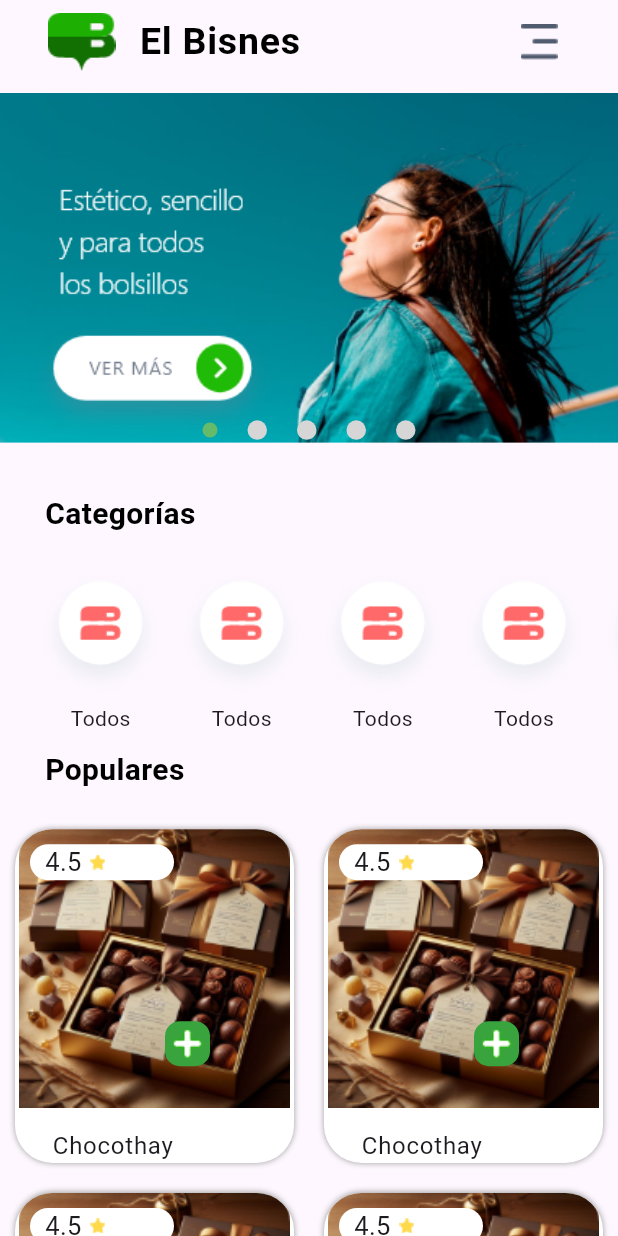
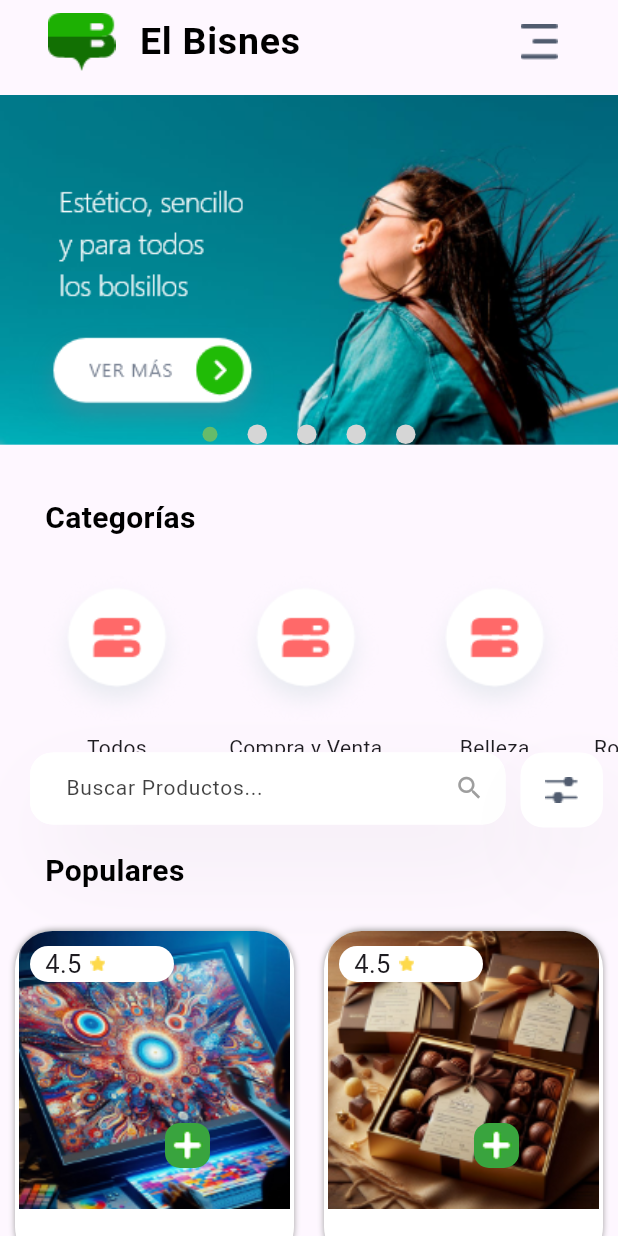
Before and after one commit to Aimas-Studio/Bisne-Flutter-app, a Flutter app: the screen it shows after launch, on a phone screen of 412 x 824 dp. Run offline on Flutter 3.47's test engine with Material 3 defaults, Android fonts, the phone set to English and light mode, and no system bars; our stand-ins replace flutter_swiper_null_safety.

Commit message:
terminando home_page

```diff
--- a/bisnes/lib/src/HomePage.dart
+++ b/bisnes/lib/src/HomePage.dart
@@ -1,24 +1,26 @@
 // ignore_for_file: prefer_const_literals_to_create_immutables, prefer_const_constructors, unnecessary_new, sort_child_properties_last
 
-import 'package:bisnes/src/widgets/ShopCard.dart';
+import 'package:bisnes/src/providers/CategoryProvider.dart';
+import 'package:bisnes/src/providers/ShopsProvider.dart';
+import 'package:bisnes/src/widgets/BannerPromocionalWidget.dart';
+import 'package:bisnes/src/widgets/SearchImputWidget.dart';
+import 'package:bisnes/src/widgets/BisnesCardWidget.dart';
+import 'package:bisnes/src/widgets/TableShopWidget.dart';
 import 'package:flutter/material.dart';
-import 'package:flutter_swiper_null_safety/flutter_swiper_null_safety.dart';
 
-class HomePage extends StatelessWidget {
-  late List<Map<String, String>> categories;
-  late List<String> images;
-  HomePage({super.key}) {
-    images = [
-      'assets/fotos/hero.png',
-      'assets/fotos/hero.png',
-      'assets/fotos/hero.png',
-      'assets/fotos/hero.png',
-      'assets/fotos/hero.png'
-    ];
+class HomePage extends StatefulWidget {
+  const HomePage({super.key});
+
+  @override
+  State<HomePage> createState() => _HomePageState();
 }
+
+class _HomePageState extends State<HomePage> {
+  String section = 'Populares';
 
   @override
   Widget build(BuildContext context) {
+    // print(ShopsProvider.shops.length);
     return Scaffold(
       appBar: AppBar(
         title: const ListTile(
@@ -36,35 +38,14 @@ class HomePage extends StatelessWidget {
       ),
       body: ListView(
         children: [
-          Container(
-            height: MediaQuery.of(context).size.height * 0.3,
-            child: Swiper(
-              itemBuilder: (BuildContext context, int index) {
-                return new Image.asset(
-                  images[index],
-                  fit: BoxFit.fitWidth,
-                );
-              },
-              indicatorLayout: PageIndicatorLayout.SCALE,
-              autoplay: true,
-              autoplayDelay: 5000,
-              itemCount: images.length,
-              pagination: new SwiperPagination(
-                margin: EdgeInsetsGeometry.lerp(
-                    EdgeInsets.all(0.0), EdgeInsets.all(0.0), 0.0)!,
-                builder: new DotSwiperPaginationBuilder(
-                    color: Colors.grey[350],
-                    activeColor: Colors.green[400],
-                    size: 13.0,
-                    space: 10.0),
-              ),
-              fade: 1.0,
-            ),
-          ),
+          BannerPromotionalWidget(),
           SizedBox(
             height: 25.0,
           ),
+          Column(
+            children: [
               Container(
+                alignment: Alignment.topLeft,
                 child: Text('Categorías',
                     style: TextStyle(
                         fontSize: 20.0,
@@ -75,18 +56,32 @@ class HomePage extends StatelessWidget {
               SizedBox(
                 height: 18.0,
               ),
-          Container(
+              FutureBuilder(
+                  future: CategoryProvider.cargarData(),
+                  builder: (context, AsyncSnapshot<List<dynamic>> snapshot) {
+                    return Container(
                       height: MediaQuery.of(context).size.height * 0.15,
-            padding: EdgeInsets.only(left: 20.0),
+                      padding: EdgeInsets.only(left: 15.0),
                       child: PageView(
                         padEnds: false,
-              controller: PageController(viewportFraction: 0.24),
+                        controller: PageController(
+                            viewportFraction:
+                                MediaQuery.of(context).size.width * 0.00077),
                         scrollDirection: Axis.horizontal,
-              children: _setCategoriesOffline(),
+                        children: _setCategories(
+                            snapshot.hasData ? snapshot.data! : []),
                       ),
+                    );
+                  })
+            ],
           ),
+          SearchInputFb1(
+            hintText: 'Buscar Productos...',
+            searchController: SearchController(),
+          ),
+          SizedBox(height: 15.0),
           Container(
-            child: Text('Populares',
+            child: Text(section,
                 style: TextStyle(
                     fontSize: 20.0,
                     color: Colors.black,
@@ -96,91 +91,33 @@ class HomePage extends StatelessWidget {
           SizedBox(
             height: 15.0,
           ),
-          Table(
-            children: [_card(context), _card(context), _card(context)],
+          TableShopWidget(maxColumns: 2),
+          SizedBox(
+            height: 20.0,
           )
         ],
       ),
     );
   }
 
-  TableRow _card(BuildContext context) {
-    return TableRow(children: [BisnesCard(), BisnesCard()]);
-  }
-
-  List<Widget> _setCategories(List<Map<String, String>> categories) {
-    List<Widget> categories_finished = [];
-    for (Map<String, String> category in categories) {
-      categories_finished.add(Column(
+  List<Widget> _setCategories(List<dynamic> categories) {
+    return categories.map((category) {
+      return InkWell(
+        onTap: () {
+          section = category["name"];
+          setState(() {});
+        },
+        child: Column(
           children: [
-          Image.asset('assets/icon/${category['icon']!}'),
-          SizedBox(),
-          Text(category['name']!)
-        ],
-      ));
-    }
-    return categories_finished;
-  }
-
-  List<Widget> _setCategoriesOffline() {
-    List<Widget> categories_finished = [
-      Column(
-        children: [
-          Image.asset('assets/icon/all_icon.png'),
-          SizedBox(),
-          Text('Todos')
+            Image(image: AssetImage(category["icon"])),
+            Center(
+                child: Text(
+              category["name"],
+              textAlign: TextAlign.center,
+            ))
           ],
         ),
-      Column(
-        children: [
-          Image.asset('assets/icon/all_icon.png'),
-          SizedBox(),
-          Text('Todos')
-        ],
-      ),
-      Column(
-        children: [
-          Image.asset('assets/icon/all_icon.png'),
-          SizedBox(),
-          Text('Todos')
-        ],
-      ),
-      Column(
-        children: [
-          Image.asset('assets/icon/all_icon.png'),
-          SizedBox(),
-          Text('Todos')
-        ],
-      ),
-      Column(
-        children: [
-          Image.asset('assets/icon/all_icon.png'),
-          SizedBox(),
-          Text('Todos')
-        ],
-      ),
-      Column(
-        children: [
-          Image.asset('assets/icon/all_icon.png'),
-          SizedBox(),
-          Text('Todos')
-        ],
-      ),
-      Column(
-        children: [
-          Image.asset('assets/icon/all_icon.png'),
-          SizedBox(),
-          Text('Todos')
-        ],
-      ),
-      Column(
-        children: [
-          Image.asset('assets/icon/all_icon.png'),
-          SizedBox(),
-          Text('Todos')
-        ],
-      )
-    ];
-    return categories_finished;
+      );
+    }).toList();
   }
 }
--- /dev/null
+++ b/bisnes/lib/src/providers/CategoryProvider.dart
@@ -0,0 +1,20 @@
+import 'dart:convert';
+
+import 'package:flutter/services.dart' show rootBundle;
+
+class _CategoryProvider {
+  List<Map<String, String>> categories = [];
+
+  _CategoryProvider() {}
+
+  Future<List<Map<String, String>>> cargarData() async {
+    final respuesta = await rootBundle.loadString('data/categories.json');
+    List<dynamic> categories_json = json.decode(respuesta);
+    for (var category in categories_json) {
+      categories.add({"icon": category["icon"], "name": category["name"]});
+    }
+    return categories;
+  }
+}
+
+final CategoryProvider = new _CategoryProvider();
--- /dev/null
+++ b/bisnes/lib/src/providers/PromotionalProvider.dart
@@ -0,0 +1,18 @@
+import 'dart:convert';
+
+import 'package:flutter/services.dart' show rootBundle;
+
+class _PromoProvider {
+  List<dynamic> promoImages = ['assets/fotos/hero.png'];
+
+  _PromoProvider() {}
+
+  Future<List<dynamic>> cargarData() async {
+    final respuesta = await rootBundle.loadString('data/promo.json');
+    Map dataMap = json.decode(respuesta);
+    promoImages = dataMap["images"];
+    return promoImages;
+  }
+}
+
+final PromoProvider = new _PromoProvider();
--- /dev/null
+++ b/bisnes/lib/src/providers/ShopsProvider.dart
@@ -0,0 +1,28 @@
+import 'dart:convert';
+
+import 'package:flutter/services.dart' show rootBundle;
+
+class _ShopsProvider {
+  List<Map<String, dynamic>> shops = [];
+
+  _ShopsProvider() {}
+
+  Future<List<Map<String, dynamic>>> cargarData() async {
+    if (shops.length == 0) {
+      final respuesta = await rootBundle.loadString('data/shops.json');
+      Map<dynamic, dynamic> shops_json = json.decode(respuesta);
+
+      for (var shop in shops_json["populate"]) {
+        shops.add({
+          "name": shop["name"],
+          "categories": shop["categories"],
+          "image": shop["image"],
+          "rate": shop["rate"]
+        });
+      }
+    }
+    return shops;
+  }
+}
+
+final ShopsProvider = new _ShopsProvider();
--- /dev/null
+++ b/bisnes/lib/src/widgets/BannerPromocionalWidget.dart
@@ -0,0 +1,44 @@
+// ignore_for_file: unnecessary_new, prefer_const_constructors, sized_box_for_whitespace
+
+import 'package:flutter/material.dart';
+import 'package:flutter_swiper_null_safety/flutter_swiper_null_safety.dart';
+
+import '../providers/PromotionalProvider.dart';
+
+class BannerPromotionalWidget extends StatelessWidget {
+  List<dynamic> images = [];
+
+  BannerPromotionalWidget({super.key}) {}
+
+  @override
+  Widget build(BuildContext context) {
+    return FutureBuilder(
+        future: PromoProvider.cargarData(),
+        builder: (context, AsyncSnapshot<List<dynamic>> snapshot) {
+          images = snapshot.hasData ? snapshot.data! : [];
+
+          return Container(
+              height: 250.0,
+              child: Swiper(
+                  itemHeight: double.minPositive,
+                  itemBuilder: (BuildContext context, int index) {
+                    return FadeInImage(
+                        placeholder: AssetImage('assets/fotos/hero.png'),
+                        image: AssetImage(
+                          images[index],
+                        ));
+                  },
+                  autoplay: true,
+                  autoplayDelay: 6000,
+                  itemCount: images.length,
+                  pagination: new SwiperPagination(
+                    margin: EdgeInsets.only(top: 40.0),
+                    builder: new DotSwiperPaginationBuilder(
+                        color: Colors.grey[350],
+                        activeColor: Colors.green[400],
+                        size: 13.0,
+                        space: 10.0),
+                  )));
+        });
+  }
+}
--- /dev/null
+++ b/bisnes/lib/src/widgets/BisnesCardWidget.dart
@@ -0,0 +1,90 @@
+// ignore_for_file: sort_child_properties_last, prefer_const_constructors, prefer_const_literals_to_create_immutables
+
+import 'package:flutter/material.dart';
+
+class BisnesCard extends StatelessWidget {
+  String name = '';
+  List<dynamic> categories = [];
+  String image = '';
+  String rate = '';
+
+  BisnesCard({
+    Key? key,
+    required this.name,
+    required this.categories,
+    required this.image,
+    required this.rate,
+  }) : super(key: key);
+
+  @override
+  Widget build(BuildContext context) {
+    return InkWell(
+      onTap: () {},
+      child: Stack(
+        children: [
+          Stack(
+            children: [
+              Container(
+                  child: Column(
+                    children: [
+                      Image(
+                          image: AssetImage(image),
+                          fit: BoxFit.cover,
+                          width: MediaQuery.of(context).size.width * 0.44),
+                      Expanded(
+                        child: Container(
+                          child: ListTile(
+                            title: Text('  ${name}'),
+                            subtitle: Text(categories[0],
+                                style: TextStyle(color: Colors.green)),
+                          ),
+                        ),
+                      )
+                    ],
+                  ),
+                  alignment: Alignment.topLeft,
+                  decoration: BoxDecoration(
+                      color: Colors.white,
+                      borderRadius: BorderRadius.circular(25.0),
+                      boxShadow: [
+                        BoxShadow(color: Colors.grey, blurRadius: 3.0)
+                      ]),
+                  clipBehavior: Clip.antiAlias,
+                  margin: EdgeInsets.all(10.0),
+                  height: MediaQuery.of(context).size.height * 0.27),
+              Container(
+                margin: EdgeInsets.only(top: 138.0, left: 110.0),
+                decoration: BoxDecoration(
+                    color: Color.fromARGB(255, 57, 164, 62),
+                    borderRadius: BorderRadius.horizontal(
+                        left: Radius.circular(10.0),
+                        right: Radius.circular(10.0))),
+                height: 30.0,
+                width: 30.0,
+                child: Center(child: Image.asset('assets/icon/plus_icon.png')),
+              ),
+            ],
+          ),
+          Container(
+            decoration: BoxDecoration(
+                color: Colors.white,
+                borderRadius: BorderRadius.horizontal(
+                    left: Radius.circular(20.0), right: Radius.circular(20.0))),
+            alignment: Alignment.topLeft,
+            margin: EdgeInsets.only(right: 90.0, top: 20.0, left: 20.0),
+            padding: EdgeInsets.only(left: 10.0),
+            child: Row(
+              children: [
+                Text(this.rate, style: TextStyle(fontSize: 17.0)),
+                SizedBox(
+                  width: 6.0,
+                ),
+                Image.asset('assets/icon/yellow_star.png')
+              ],
+            ),
+          )
+        ],
+      ),
+    );
+  }
+}
--- /dev/null
+++ b/bisnes/lib/src/widgets/SearchImputWidget.dart
@@ -0,0 +1,81 @@
+import 'dart:ui';
+
+import 'package:flutter/material.dart';
+
+class SearchInputFb1 extends StatelessWidget {
+  final TextEditingController searchController;
+  final String hintText;
+
+  const SearchInputFb1(
+      {required this.searchController, required this.hintText, Key? key})
+      : super(
+          key: key,
+        );
+
+  @override
+  Widget build(BuildContext context) {
+    return Row(
+      children: [
+        SizedBox(width: 20.0),
+        Expanded(
+            child: Container(
+          height: 50,
+          decoration: BoxDecoration(boxShadow: [
+            BoxShadow(
+                offset: const Offset(12, 26),
+                blurRadius: 50,
+                spreadRadius: 0,
+                color: Colors.grey.withOpacity(.1)),
+          ]),
+          child: TextField(
+            controller: searchController,
+            textAlign: TextAlign.start,
+            onChanged: (value) {},
+            style: const TextStyle(fontSize: 14),
+            decoration: InputDecoration(
+              // prefixIcon: Icon(Icons.email),
+              suffixIcon:
+                  const Icon(Icons.search, size: 20, color: Colors.grey),
+              filled: true,
+              fillColor: Colors.white,
+              hintText: hintText,
+              hintStyle: TextStyle(color: Colors.black.withOpacity(.75)),
+              contentPadding:
+                  const EdgeInsets.symmetric(vertical: 0.0, horizontal: 20.0),
+              border: const OutlineInputBorder(
+                borderRadius: BorderRadius.all(Radius.circular(15.0)),
+              ),
+              enabledBorder: const OutlineInputBorder(
+                borderSide: BorderSide(color: Colors.white, width: 1.0),
+                borderRadius: BorderRadius.all(Radius.circular(15.0)),
+              ),
+              focusedBorder: const OutlineInputBorder(
+                borderSide: BorderSide(color: Colors.white, width: 2.0),
+                borderRadius: BorderRadius.all(Radius.circular(15.0)),
+              ),
+            ),
+          ),
+        )),
+        InkWell(
+          onTap: () {},
+          child: Container(
+            width: 55.0,
+            height: 50,
+            margin: EdgeInsets.symmetric(horizontal: 10.0),
+            decoration: BoxDecoration(
+                color: Colors.white,
+                borderRadius: BorderRadius.all(Radius.circular(15.0)),
+                boxShadow: [
+                  BoxShadow(
+                      offset: const Offset(12, 26),
+                      blurRadius: 50,
+                      spreadRadius: 0,
+                      color: Colors.grey.withOpacity(.1)),
+                ]),
+            child: Image.asset('assets/icon/filter_icon.png'),
+          ),
+        )
+      ],
+    );
+  }
+}
--- a/bisnes/lib/src/widgets/ShopCard.dart
+++ /dev/null
@@ -1,76 +0,0 @@
-// ignore_for_file: sort_child_properties_last, prefer_const_constructors, prefer_const_literals_to_create_immutables
-
-import 'package:flutter/material.dart';
-
-class BisnesCard extends StatelessWidget {
-  const BisnesCard({super.key});
-
-  @override
-  Widget build(BuildContext context) {
-    return Stack(
-      children: [
-        Stack(
-          children: [
-            Container(
-                child: Column(
-                  children: [
-                    Image(
-                        image: AssetImage('assets/fotos/shop2.png'),
-                        fit: BoxFit.cover,
-                        width: MediaQuery.of(context).size.width * 0.44),
-                    Expanded(
-                      child: Container(
-                        child: ListTile(
-                          title: Text('  Chocothay'),
-                          subtitle: Text('Diseño y Publicidad',
-                              style: TextStyle(color: Colors.green)),
-                        ),
-                      ),
-                    )
-                  ],
-                ),
-                alignment: Alignment.topLeft,
-                decoration: BoxDecoration(
-                    color: Colors.white,
-                    borderRadius: BorderRadius.circular(25.0),
-                    boxShadow: [
-                      BoxShadow(color: Colors.grey, blurRadius: 3.0)
-                    ]),
-                clipBehavior: Clip.antiAlias,
-                margin: EdgeInsets.all(10.0),
-                height: MediaQuery.of(context).size.height * 0.27),
-            Container(
-              margin: EdgeInsets.only(top: 138.0, left: 110.0),
-              decoration: BoxDecoration(
-                  color: Color.fromARGB(255, 57, 164, 62),
-                  borderRadius: BorderRadius.horizontal(
-                      left: Radius.circular(10.0),
-                      right: Radius.circular(10.0))),
-              height: 30.0,
-              width: 30.0,
-              child: Center(child: Image.asset('assets/icon/plus_icon.png')),
-            ),
-          ],
-        ),
-        Container(
-          decoration: BoxDecoration(
-              color: Colors.white,
-              borderRadius: BorderRadius.horizontal(
-                  left: Radius.circular(20.0), right: Radius.circular(20.0))),
-          alignment: Alignment.topLeft,
-          margin: EdgeInsets.only(right: 90.0, top: 20.0, left: 20.0),
-          padding: EdgeInsets.only(left: 10.0),
-          child: Row(
-            children: [
-              Text('4.5', style: TextStyle(fontSize: 17.0)),
-              SizedBox(
-                width: 6.0,
-              ),
-              Image.asset('assets/icon/yellow_star.png')
-            ],
-          ),
-        )
-      ],
-    );
-  }
-}
--- /dev/null
+++ b/bisnes/lib/src/widgets/TableShopWidget.dart
@@ -0,0 +1,50 @@
+import 'package:flutter/material.dart';
+
+import 'package:bisnes/src/providers/ShopsProvider.dart';
+import 'package:bisnes/src/widgets/BisnesCardWidget.dart';
+
+class TableShopWidget extends StatelessWidget {
+  int maxColumns = 2;
+  TableShopWidget({super.key, required this.maxColumns});
+
+  @override
+  Widget build(BuildContext context) {
+    return FutureBuilder(
+      future: ShopsProvider.cargarData(),
+      builder: (context, snapshot) {
+        if (snapshot.hasData) {
+          return Table(children: _createTableRow(shops: snapshot.data!));
+        }
+        return Table();
+      },
+    );
+  }
+
+  List<TableRow> _createTableRow({required List<Map<String, dynamic>> shops}) {
+    List<TableRow> listOfColums = [];
+    int colum_index = 1;
+    List<BisnesCard> colmuns = [];
+    for (Map<String, dynamic> shop in shops) {
+      if (colum_index == this.maxColumns) {
+        colmuns.add(BisnesCard(
+            name: shop["name"]!,
+            categories: shop["categories"]!,
+            image: shop["image"]!,
+            rate: shop["rate"]!));
+
+        listOfColums.add(TableRow(children: colmuns));
+        colmuns = [];
+        colum_index = 1;
+        continue;
+      }
+      colmuns.add(BisnesCard(
+          name: shop["name"]!,
+          categories: shop["categories"]!,
+          image: shop["image"]!,
+          rate: shop["rate"]!));
+      colum_index++;
+    }
+
+    return listOfColums;
+  }
+}
--- a/bisnes/pubspec.yaml
+++ b/bisnes/pubspec.yaml
@@ -61,6 +61,7 @@ flutter:
   assets:
     - assets/icon/
     - assets/fotos/
+    - data/
     # - images/a_dot_burr.jpeg
   #   - images/a_dot_ham.jpeg
 
```
Also changed, not shown: bisnes/data/categories.json (added, +26 -0 lines), bisnes/data/promo.json (added, +9 -0 lines), bisnes/data/shops.json (added, +40 -0 lines), bisnes/assets/icon/filter_icon.png (added), bisnes/assets/icon/heart_empty.png (added). Lines whose indentation alone changed are shown as unchanged.
